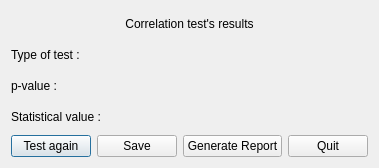
First picture: the form in Sources/GUI/correlationRes.ui, repository pchaigno/varsoft, before the edit.
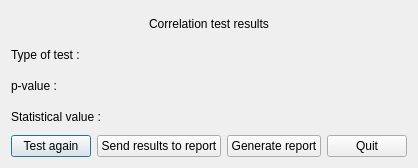
Second picture: the form after the edit.

Commit message: labels changed, issue fixed in report

Diff of the .ui file:
```diff
--- a/Sources/GUI/correlationRes.ui
+++ b/Sources/GUI/correlationRes.ui
@@ -6,7 +6,7 @@
    <rect>
     <x>0</x>
     <y>0</y>
-    <width>352</width>
+    <width>400</width>
     <height>168</height>
    </rect>
   </property>
@@ -20,7 +20,7 @@
       <bool>false</bool>
      </property>
      <property name="text">
-      <string>Correlation test's results</string>
+      <string>Correlation test results</string>
      </property>
      <property name="alignment">
       <set>Qt::AlignCenter</set>
@@ -63,14 +63,14 @@
      <item>
       <widget class="QPushButton" name="save">
        <property name="text">
-        <string>Save</string>
+        <string>Send results to report</string>
        </property>
       </widget>
      </item>
      <item>
       <widget class="QPushButton" name="generate">
        <property name="text">
-        <string>Generate Report</string>
+        <string>Generate report</string>
        </property>
       </widget>
      </item>
```
The commit also changes 6 other files.
